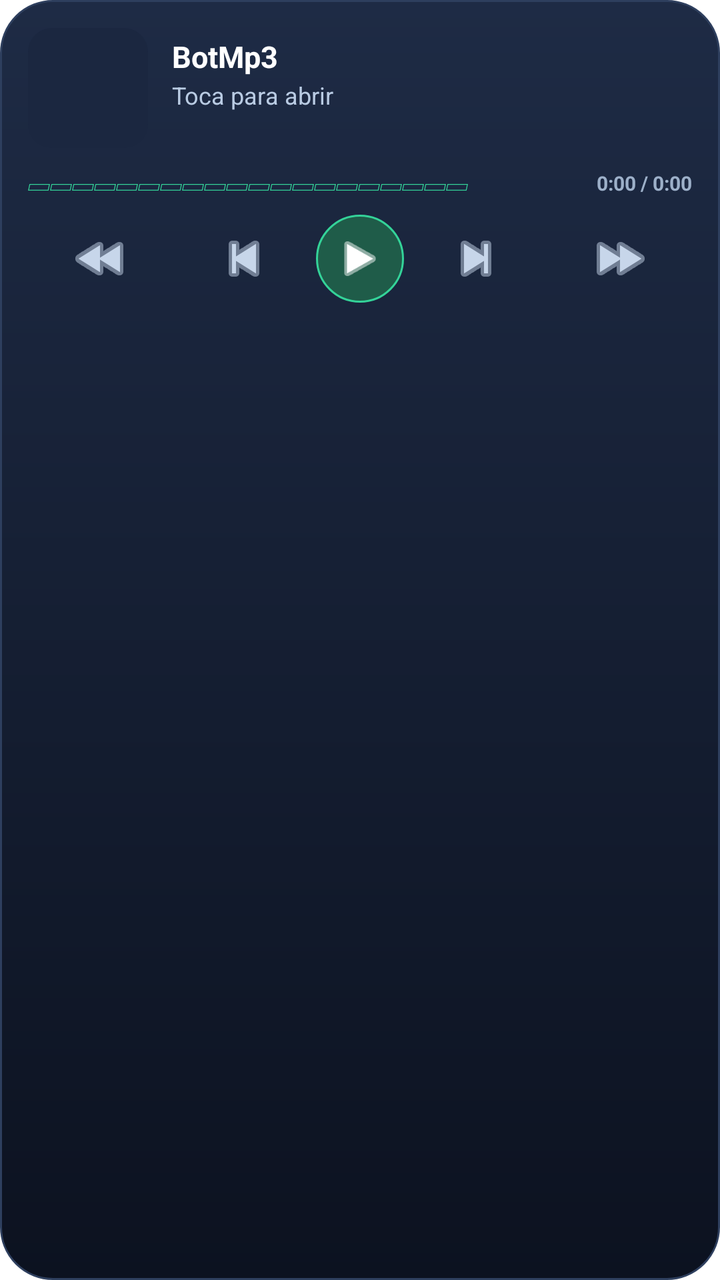
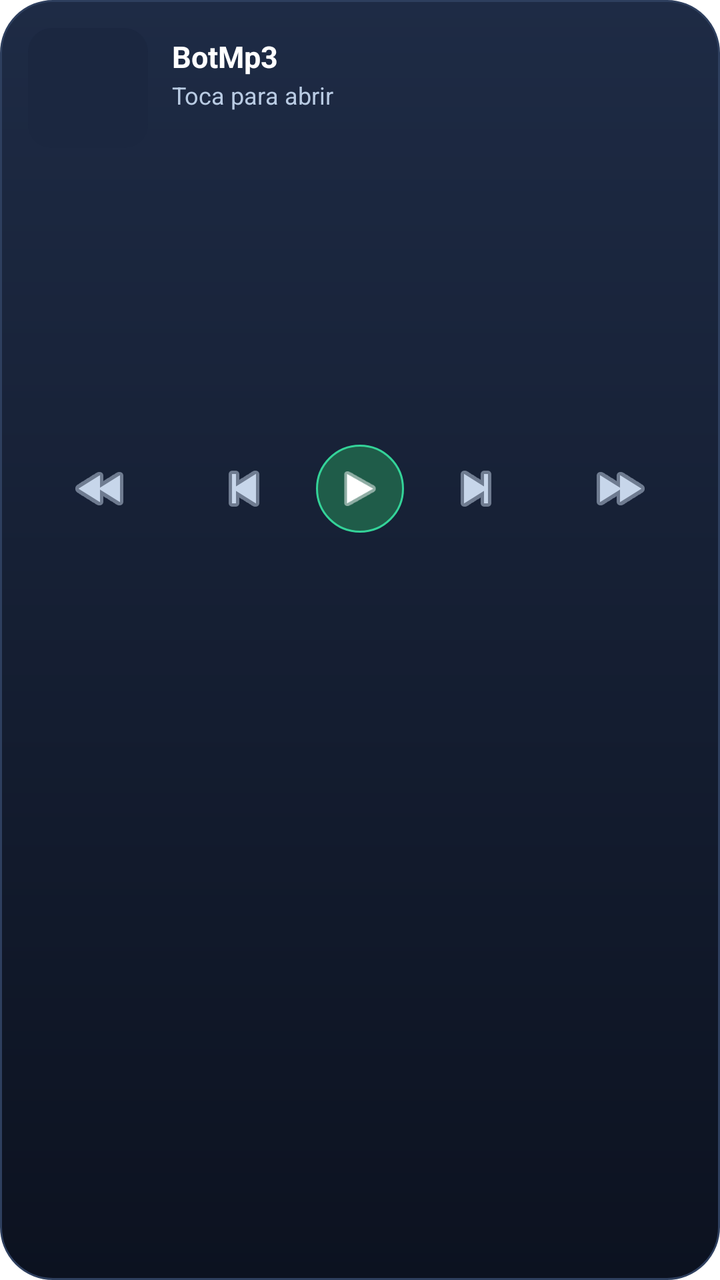

An Android layout rendered at two revisions. The XML below is the earlier revision; the diff shows what the commit changed to produce the second picture.
<!-- AndroidManifest.xml: fallback theme Theme.MaterialComponents.DayNight.NoActionBar -->
<!-- res/layout/widget_botmp3.xml -->
<?xml version="1.0" encoding="utf-8"?>
<LinearLayout xmlns:android="http://schemas.android.com/apk/res/android"
    android:id="@+id/widget_raiz"
    android:layout_width="match_parent"
    android:layout_height="match_parent"
    android:background="@drawable/widget_fondo"
    android:orientation="vertical"
    android:padding="14dp">

    <LinearLayout
        android:layout_width="match_parent"
        android:layout_height="wrap_content"
        android:gravity="center_vertical"
        android:orientation="horizontal">

        <ImageView
            android:id="@+id/widget_portada"
            android:layout_width="60dp"
            android:layout_height="60dp"
            android:background="@drawable/widget_portada"
            android:contentDescription="Carátula"
            android:scaleType="centerCrop" />

        <LinearLayout
            android:layout_width="0dp"
            android:layout_height="wrap_content"
            android:layout_marginStart="12dp"
            android:layout_weight="1"
            android:orientation="vertical">

            <TextView
                android:id="@+id/widget_titulo"
                android:layout_width="match_parent"
                android:layout_height="wrap_content"
                android:ellipsize="end"
                android:maxLines="1"
                android:text="BotMp3"
                android:textColor="#FFFFFF"
                android:textSize="15sp"
                android:textStyle="bold" />

            <TextView
                android:id="@+id/widget_artista"
                android:layout_width="match_parent"
                android:layout_height="wrap_content"
                android:layout_marginTop="1dp"
                android:ellipsize="end"
                android:maxLines="1"
                android:text="Toca para abrir"
                android:textColor="#B9CBE3"
                android:textSize="12sp" />

            <TextView
                android:id="@+id/widget_album"
                android:layout_width="match_parent"
                android:layout_height="wrap_content"
                android:ellipsize="end"
                android:maxLines="1"
                android:text=""
                android:textColor="#71839B"
                android:textSize="10.5sp" />
        </LinearLayout>
    </LinearLayout>

    <LinearLayout
        android:layout_width="match_parent"
        android:layout_height="wrap_content"
        android:layout_marginTop="10dp"
        android:gravity="center_vertical"
        android:orientation="horizontal">

        <TextView
            android:id="@+id/widget_progreso"
            android:layout_width="0dp"
            android:layout_height="wrap_content"
            android:layout_weight="1"
            android:ellipsize="end"
            android:maxLines="1"
            android:text="▱▱▱▱▱▱▱▱▱▱▱▱▱▱▱▱▱▱▱▱"
            android:textColor="#34D399"
            android:textSize="11sp" />

        <TextView
            android:id="@+id/widget_tiempo"
            android:layout_width="wrap_content"
            android:layout_height="wrap_content"
            android:layout_marginStart="10dp"
            android:text="0:00 / 0:00"
            android:textColor="#9DB0C9"
            android:textSize="10sp"
            android:textStyle="bold" />
    </LinearLayout>

    <LinearLayout
        android:layout_width="match_parent"
        android:layout_height="wrap_content"
        android:layout_marginTop="8dp"
        android:gravity="center_vertical"
        android:orientation="horizontal">

        <ImageButton
            android:id="@+id/widget_rewind"
            android:layout_width="0dp"
            android:layout_height="40dp"
            android:layout_weight="1"
            android:background="#00000000"
            android:contentDescription="Atrasar 10 segundos"
            android:scaleType="centerInside"
            android:src="@android:drawable/ic_media_rew"
            android:tint="#C7D6EA" />

        <ImageButton
            android:id="@+id/widget_prev"
            android:layout_width="0dp"
            android:layout_height="40dp"
            android:layout_weight="1"
            android:background="#00000000"
            android:contentDescription="Anterior"
            android:scaleType="centerInside"
            android:src="@android:drawable/ic_media_previous"
            android:tint="#C7D6EA" />

        <ImageButton
            android:id="@+id/widget_play"
            android:layout_width="44dp"
            android:layout_height="44dp"
            android:background="@drawable/widget_play_fondo"
            android:contentDescription="Reproducir o pausar"
            android:padding="9dp"
            android:scaleType="centerInside"
            android:src="@android:drawable/ic_media_play"
            android:tint="#FFFFFF" />

        <ImageButton
            android:id="@+id/widget_next"
            android:layout_width="0dp"
            android:layout_height="40dp"
            android:layout_weight="1"
            android:background="#00000000"
            android:contentDescription="Siguiente"
            android:scaleType="centerInside"
            android:src="@android:drawable/ic_media_next"
            android:tint="#C7D6EA" />

        <ImageButton
            android:id="@+id/widget_forward"
            android:layout_width="0dp"
            android:layout_height="40dp"
            android:layout_weight="1"
            android:background="#00000000"
            android:contentDescription="Adelantar 10 segundos"
            android:scaleType="centerInside"
            android:src="@android:drawable/ic_media_ff"
            android:tint="#C7D6EA" />
    </LinearLayout>
</LinearLayout>
<!-- resources referenced by this layout -->
<resources>
  <!-- drawable widget_fondo (drawable) -->
  <?xml version="1.0" encoding="utf-8"?>
  <shape xmlns:android="http://schemas.android.com/apk/res/android"
      android:shape="rectangle">
      <gradient
          android:angle="270"
          android:endColor="#0C1220"
          android:startColor="#1E2B45" />
      <corners android:radius="26dp" />
      <stroke
          android:width="1dp"
          android:color="#2E3F5E" />
  </shape>
  <!-- drawable widget_play_fondo (drawable) -->
  <?xml version="1.0" encoding="utf-8"?>
  <shape xmlns:android="http://schemas.android.com/apk/res/android" android:shape="oval">
      <solid android:color="#1F5C49" />
      <stroke android:width="1dp" android:color="#34D399" />
  </shape>
  <!-- drawable widget_portada (drawable) -->
  <?xml version="1.0" encoding="utf-8"?>
  <shape xmlns:android="http://schemas.android.com/apk/res/android" android:shape="rectangle">
      <corners android:radius="12dp" />
      <solid android:color="#1B2740" />
  </shape>
</resources>

<!-- the commit's change to res/layout/widget_botmp3.xml (unified diff, before → after) -->
@@ -71,14 +71,12 @@
 
         <TextView
             android:id="@+id/widget_progreso"
-            android:layout_width="0dp"
+            android:layout_width="match_parent"
             android:layout_height="wrap_content"
-            android:layout_weight="1"
-            android:ellipsize="end"
+            android:layout_marginTop="10dp"
             android:maxLines="1"
-            android:text="▱▱▱▱▱▱▱▱▱▱▱▱▱▱▱▱▱▱▱▱"
             android:textColor="#34D399"
-            android:textSize="11sp" />
+            android:textSize="9sp" />
 
         <TextView
             android:id="@+id/widget_tiempo"
